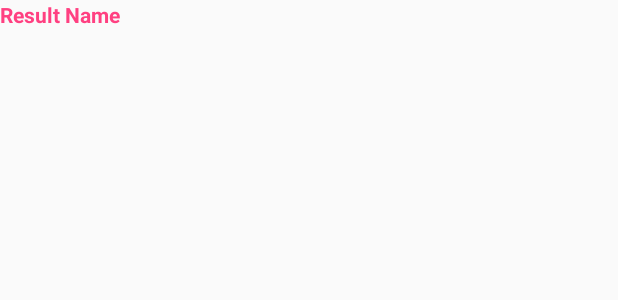
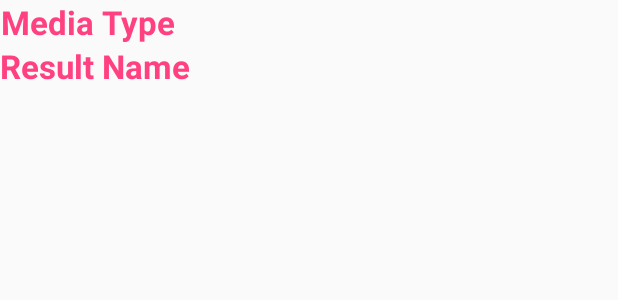
Before and after one commit to notgodzilla/TheMovieDb, an Android app: the layout single_result_layout.xml on its own in the app's theme, with its tools: preview values and no code run, on a phone screen of 412 x 824 dp. Shown: the top 300 px of the screen. Run offline under Robolectric (Android 15) with nearby library versions, the phone set to English and light mode, and no system bars; plain views replace SimpleDraweeView.

Commit message:
Display Media type and title

```diff
--- a/app/src/main/res/layout/single_result_layout.xml
+++ b/app/src/main/res/layout/single_result_layout.xml
@@ -18,6 +18,18 @@
         fresco:roundingBorderColor="@color/red"/>
 
     <TextView
+        android:id="@+id/media_type"
+        android:layout_width="wrap_content"
+        android:layout_height="wrap_content"
+        android:gravity="center"
+        android:text="Media Type"
+        android:textStyle="bold"
+        android:textColor="@color/colorAccent"
+        android:textAppearance="?android:attr/textAppearanceLarge"
+        app:layout_constraintTop_toBottomOf="@id/fresco_view"/>
+
+    <TextView
+        android:textAppearance="?android:attr/textAppearanceLarge"
         android:id="@+id/search_result_text_view"
         android:layout_width="wrap_content"
         android:layout_height="wrap_content"
@@ -25,6 +37,6 @@
         android:text="Result Name"
         android:textColor="@color/colorAccent"
         android:textStyle="bold"
-        app:layout_constraintTop_toBottomOf="@id/fresco_view" />
+        app:layout_constraintTop_toBottomOf="@id/media_type" />
 
 </android.support.constraint.ConstraintLayout>
```
Also changed, not shown: app/src/main/java/com/notgodzilla/themoviedb/ResultGridAdapter.java (+7 -2 lines).
